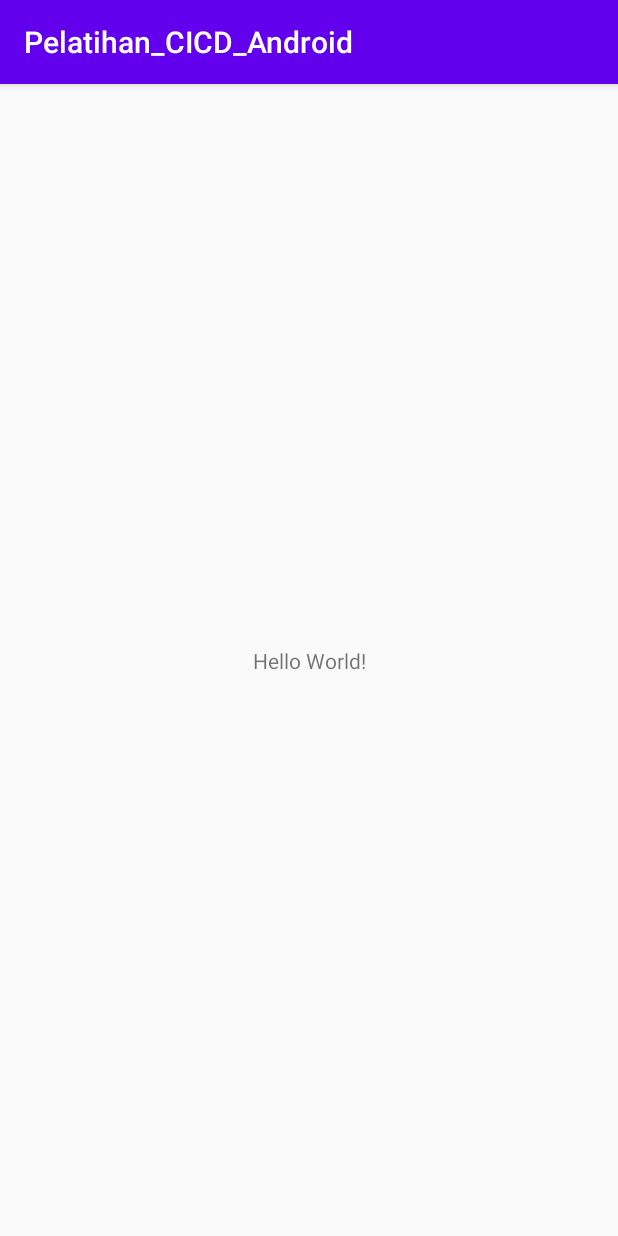
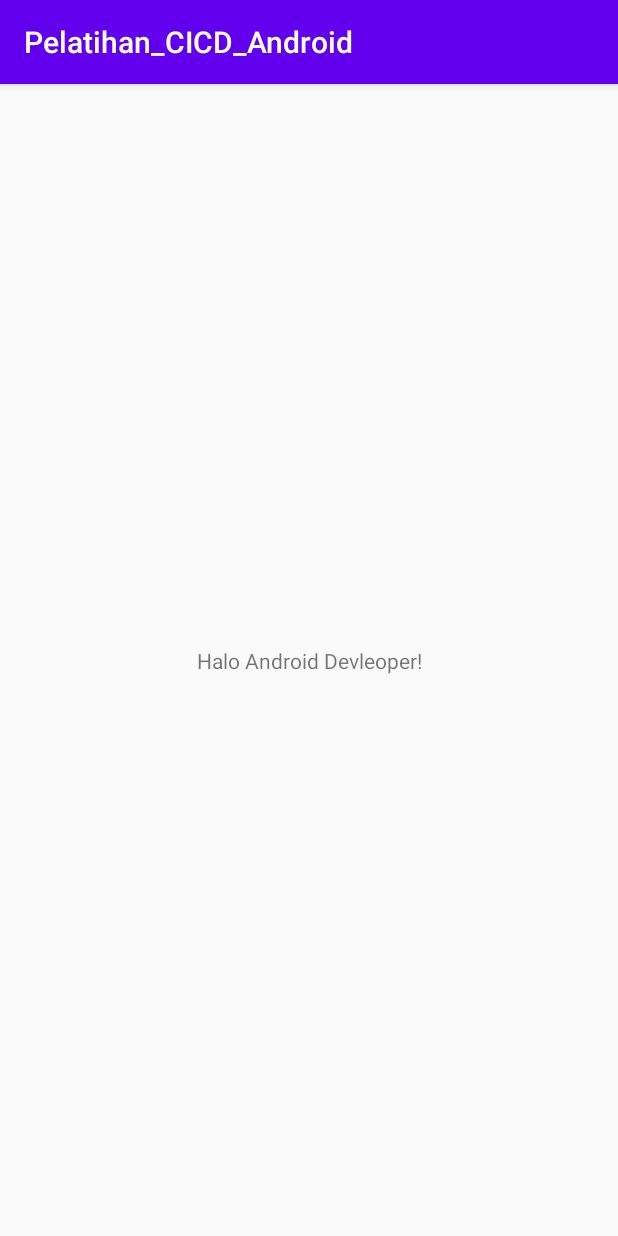
Before and after one commit to adhityapaf/pelatihan_cicd_android, an Android app: the screen it shows after launch (MainActivity), on a phone screen of 412 x 824 dp. Run offline under Robolectric (Android 15) with nearby library versions, the phone set to English and light mode, and no system bars.

Commit message:
perubahan tampilan

```diff
--- a/app/src/main/res/layout/activity_main.xml
+++ b/app/src/main/res/layout/activity_main.xml
@@ -9,7 +9,7 @@
     <TextView
         android:layout_width="wrap_content"
         android:layout_height="wrap_content"
-        android:text="Hello World!"
+        android:text="Halo Android Devleoper!"
         app:layout_constraintBottom_toBottomOf="parent"
         app:layout_constraintLeft_toLeftOf="parent"
         app:layout_constraintRight_toRightOf="parent"
```
